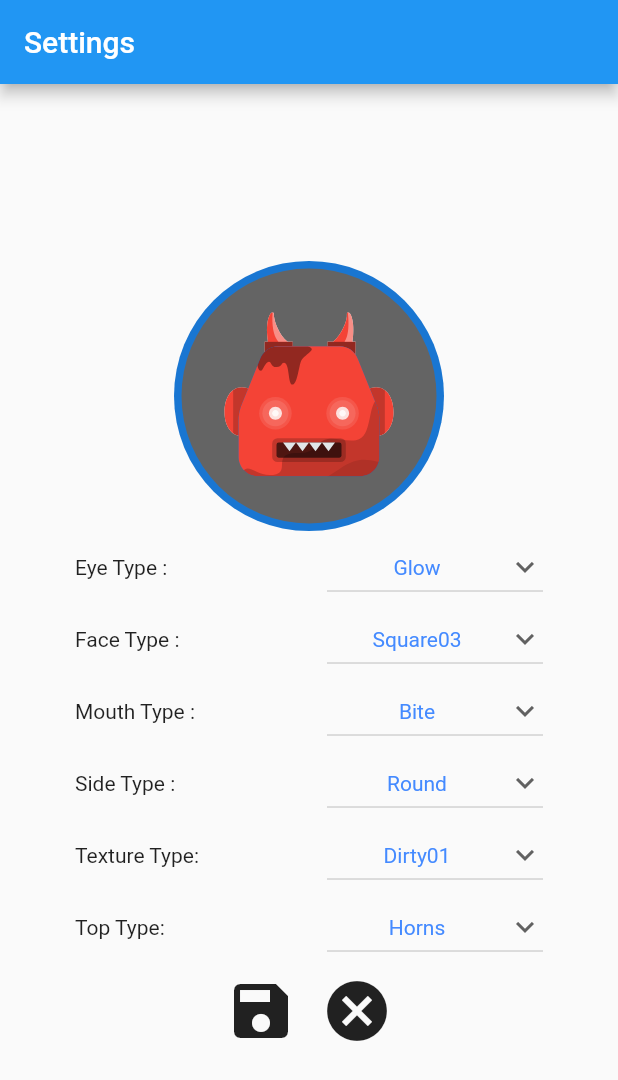
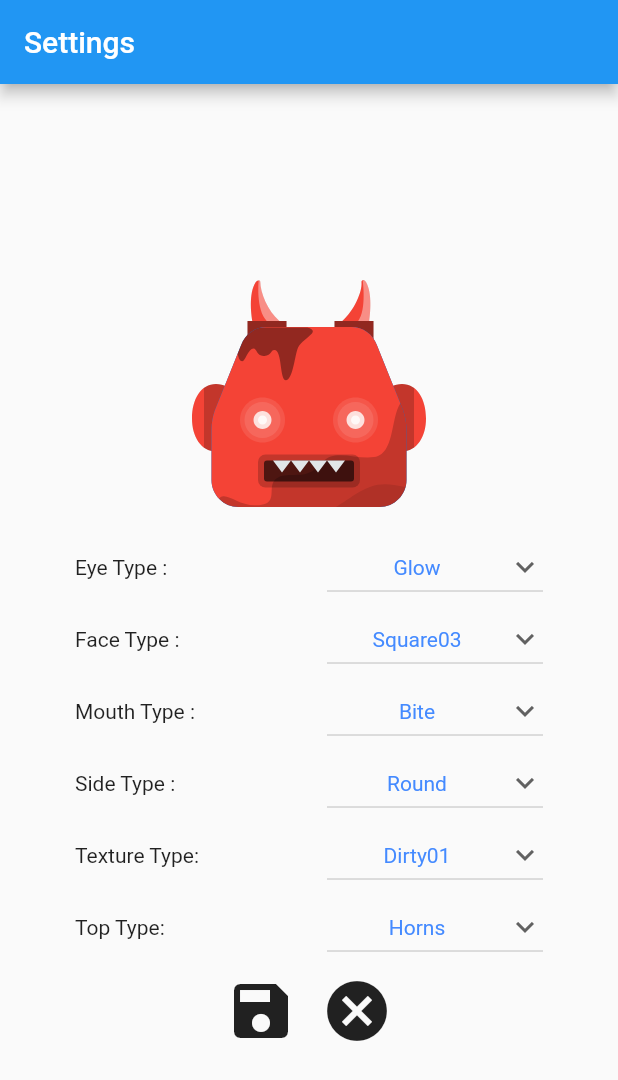
Before and after one commit to AbhijatSaxena/flutter_avatars_bottts, a Flutter app: the screen it shows after launch, after a tap on the "settings" icon, on a phone screen of 412 x 824 dp. Shown: the top 1080 px of the screen. Run offline on Flutter 3.47's test engine with Material 2 defaults, Android fonts, the phone set to English and light mode, and no system bars; our stand-ins replace flutter_svg; missing offline and left inert: random_color.

Commit message:
Removed the circle avatar widget from base lib

```diff
--- a/example/lib/main.dart
+++ b/example/lib/main.dart
@@ -74,7 +74,17 @@ class _MyHomePageState extends State<MyHomePage> {
         child: Column(
           mainAxisAlignment: MainAxisAlignment.center,
           children: <Widget>[
-            BotttAvatar(_bottt),
+            CircleAvatar(
+              radius: 90,
+              child: CircleAvatar(
+                radius: 85,
+                backgroundColor: Color.fromARGB(255, 100, 100, 100),
+                child: Padding(
+                  padding: EdgeInsets.all(20),
+                  child: BotttAvatar(_bottt),
+                ),
+              ),
+            ),
             IconButton(
               iconSize: 48.0,
               icon: Icon(Icons.refresh),
--- a/lib/src/bottt_avatar.dart
+++ b/lib/src/bottt_avatar.dart
@@ -21,23 +21,7 @@ class BotttAvatar extends StatelessWidget {
 
     return Visibility(
       visible: this.bottt != null,
-      child: Column(
-        children: [
-          CircleAvatar(
-            radius: 90,
-            child: CircleAvatar(
-              radius: 85,
-              backgroundColor: Color.fromARGB(255, 100, 100, 100),
-              child: Padding(
-                padding: EdgeInsets.all(20),
-                child: Container(
-                  child: SvgPicture.string(_svgString),
-                ),
-              ),
-            ),
-          ),
-        ],
-      ),
+      child: SvgPicture.string(_svgString),
     );
   }
 }
```
